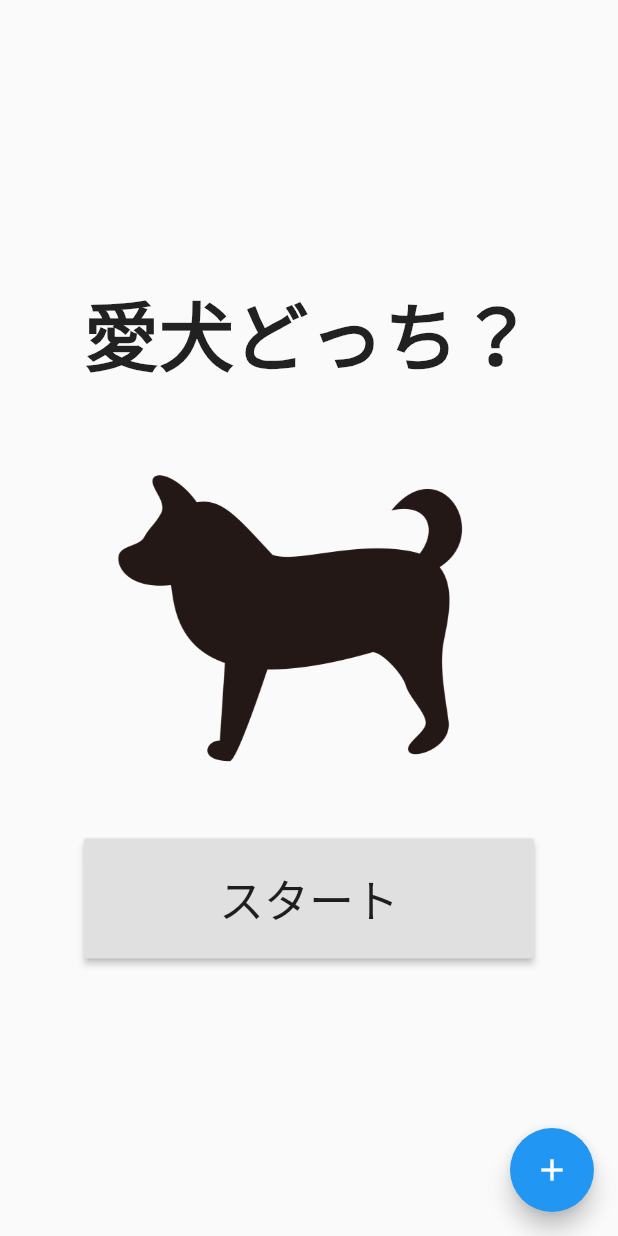
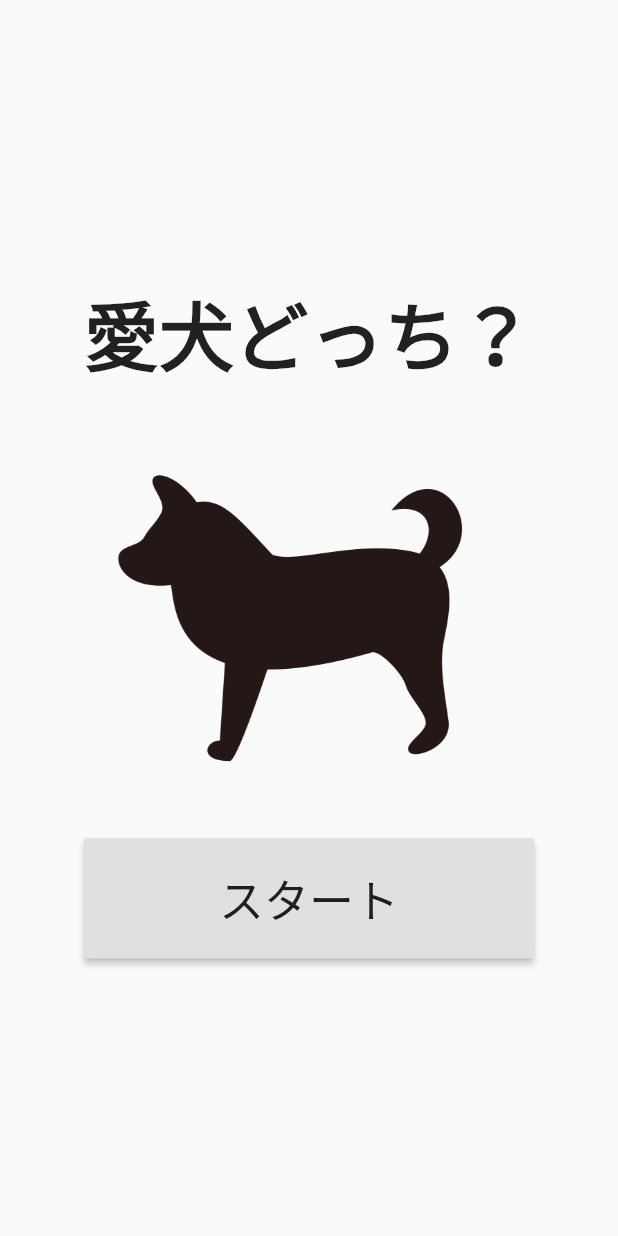
Before and after one commit to enutake/which_my_dog, a Flutter app: the screen it shows after launch, on a phone screen of 412 x 824 dp. Run offline on Flutter 3.47's test engine with Material 2 defaults, Android fonts, the light colour scheme and no system bars.

Commit message:
fix: デフォルトのadd buttonを削除

```diff
--- a/which_my_dog/lib/main.dart
+++ b/which_my_dog/lib/main.dart
@@ -62,11 +62,6 @@ class _MyHomePageState extends State<MyHomePage> {
           ],
         ),
       ),
-      floatingActionButton: FloatingActionButton(
-        onPressed: _incrementCounter,
-        tooltip: 'Increment',
-        child: Icon(Icons.add),
-      ), // This trailing comma makes auto-formatting nicer for build methods.
     );
   }
 }
```
